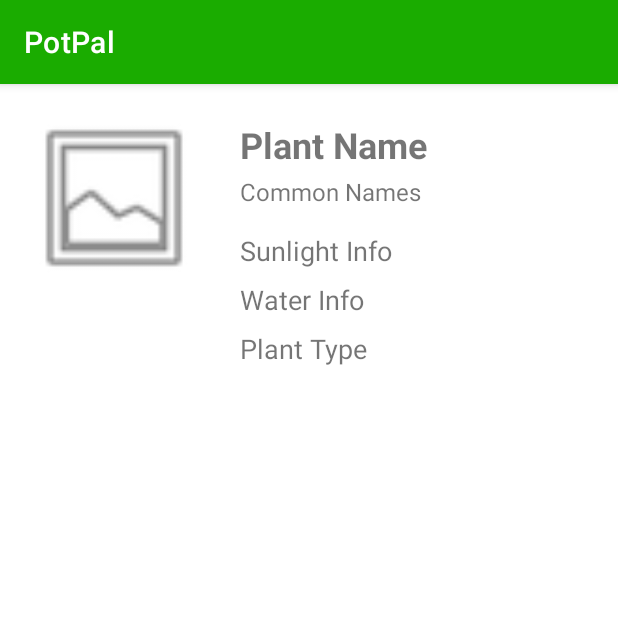
After one commit to liucijaad/plantApp, an Android app: the PlantProfileActivity screen opened directly, with no data from a screen before it, on a phone screen of 412 x 824 dp, the top half of it. The commit adds this screen. Run offline under Robolectric (Android 15) with nearby library versions, the phone set to English and light mode, and no system bars; pictures from the network do not load.

Commit message:
Add Plant Profile Activity (Not finished)

```diff
--- a/code/PotPal/app/src/main/AndroidManifest.xml
+++ b/code/PotPal/app/src/main/AndroidManifest.xml
@@ -22,6 +22,9 @@
             android:name=".ChosenPlantActivity"
             android:exported="false" />
         <activity
+            android:name=".PlantProfileActivity"
+            android:exported="false" />
+        <activity
             android:name=".MainActivity"
             android:exported="true"
             android:label="@string/app_name">
--- a/code/PotPal/app/src/main/java/ie/dcu/potpal/Plant.java
+++ b/code/PotPal/app/src/main/java/ie/dcu/potpal/Plant.java
@@ -1,6 +1,8 @@
 package ie.dcu.potpal;
 
-public class Plant {
+import java.io.Serializable;
+
+public class Plant implements Serializable {
     private Integer id;
     private String scientificName;
     private String type;
--- a/code/PotPal/app/src/main/java/ie/dcu/potpal/PlantAdapter.java
+++ b/code/PotPal/app/src/main/java/ie/dcu/potpal/PlantAdapter.java
@@ -3,6 +3,7 @@ package ie.dcu.potpal;
 import android.app.AlertDialog;
 import android.content.Context;
 import android.content.DialogInterface;
+import android.content.Intent;
 import android.content.SharedPreferences;
 import android.util.Log;
 import android.view.LayoutInflater;
@@ -95,6 +96,17 @@ public class PlantAdapter extends RecyclerView.Adapter<PlantAdapter.ViewHolder>
                     updateLastWatered(position);
                 }
             });
+
+            itemView.setOnClickListener(new View.OnClickListener() {
+                @Override
+                public void onClick(View v) {
+                    int position = getAdapterPosition();
+                    Plant plant = plants.get(position);
+                    Intent intent = new Intent(context, PlantProfileActivity.class);
+                    intent.putExtra("plant", plant);
+                    context.startActivity(intent);
+                }
+            });
         }
 
         private void updateLastWatered(int position) {
--- /dev/null
+++ b/code/PotPal/app/src/main/java/ie/dcu/potpal/PlantProfileActivity.java
@@ -0,0 +1,39 @@
+package ie.dcu.potpal;
+
+import android.content.Intent;
+import android.os.Bundle;
+import android.widget.ImageView;
+import android.widget.TextView;
+
+import androidx.appcompat.app.AppCompatActivity;
+
+import com.bumptech.glide.Glide;
+
+public class PlantProfileActivity extends AppCompatActivity {
+
+    @Override
+    protected void onCreate(Bundle savedInstanceState) {
+        super.onCreate(savedInstanceState);
+        setContentView(R.layout.activity_plant_profile);
+
+        Intent intent = getIntent();
+        if (intent != null && intent.hasExtra("plant")) {
+            Plant plant = (Plant) intent.getSerializableExtra("plant");
+
+            // Display plant details in the layout
+            TextView plantNameTextView = findViewById(R.id.plantNameTextView);
+            TextView waterTextView = findViewById(R.id.waterTextView);
+            TextView sunlightTextView = findViewById(R.id.sunlightTextView);
+            TextView typeTextView = findViewById(R.id.typeTextView);
+            TextView commonNamesTextView = findViewById(R.id.commonNamesTextView);
+            ImageView plantImageView = findViewById(R.id.plantImageView);
+
+            plantNameTextView.setText(plant.getScientificName());
+            waterTextView.setText(plant.getWater());
+            sunlightTextView.setText(plant.getSunlight());
+            typeTextView.setText(plant.getType());
+            commonNamesTextView.setText(plant.getCommonNames());
+            Glide.with(this).asBitmap().load(plant.getPhotoFilePath()).into(plantImageView);
+        }
+    }
+}
--- /dev/null
+++ b/code/PotPal/app/src/main/res/layout/activity_plant_profile.xml
@@ -0,0 +1,71 @@
+<?xml version="1.0" encoding="utf-8"?>
+<RelativeLayout xmlns:android="http://schemas.android.com/apk/res/android"
+    android:layout_width="match_parent"
+    android:layout_height="match_parent"
+    android:padding="16dp">
+
+    <ImageView
+        android:id="@+id/plantImageView"
+        android:layout_width="120dp"
+        android:layout_height="120dp"
+        android:scaleType="centerCrop"
+        android:src="@android:drawable/ic_menu_gallery"
+        android:layout_marginEnd="16dp"
+        android:layout_marginBottom="16dp" />
+
+    <TextView
+        android:id="@+id/plantNameTextView"
+        android:layout_width="wrap_content"
+        android:layout_height="wrap_content"
+        android:text="Plant Name"
+        android:textSize="24sp"
+        android:textStyle="bold"
+        android:layout_toEndOf="@id/plantImageView"
+        android:layout_marginStart="8dp"
+        android:layout_marginTop="8dp" />
+
+    <TextView
+        android:id="@+id/commonNamesTextView"
+        android:layout_width="wrap_content"
+        android:layout_height="wrap_content"
+        android:text="Common Names"
+        android:textSize="16sp"
+        android:layout_toEndOf="@id/plantImageView"
+        android:layout_below="@id/plantNameTextView"
+        android:layout_marginStart="8dp"
+        android:layout_marginTop="4dp" />
+
+    <TextView
+        android:id="@+id/sunlightTextView"
+        android:layout_width="wrap_content"
+        android:layout_height="wrap_content"
+        android:text="Sunlight Info"
+        android:textSize="18sp"
+        android:layout_below="@id/commonNamesTextView"
+        android:layout_toEndOf="@id/plantImageView"
+        android:layout_marginStart="8dp"
+        android:layout_marginTop="16dp" />
+
+    <TextView
+        android:id="@+id/waterTextView"
+        android:layout_width="wrap_content"
+        android:layout_height="wrap_content"
+        android:text="Water Info"
+        android:textSize="18sp"
+        android:layout_below="@id/sunlightTextView"
+        android:layout_toEndOf="@id/plantImageView"
+        android:layout_marginStart="8dp"
+        android:layout_marginTop="8dp" />
+
+    <TextView
+        android:id="@+id/typeTextView"
+        android:layout_width="wrap_content"
+        android:layout_height="wrap_content"
+        android:text="Plant Type"
+        android:textSize="18sp"
+        android:layout_below="@id/waterTextView"
+        android:layout_toEndOf="@id/plantImageView"
+        android:layout_marginStart="8dp"
+        android:layout_marginTop="8dp" />
+
+</RelativeLayout>
```
